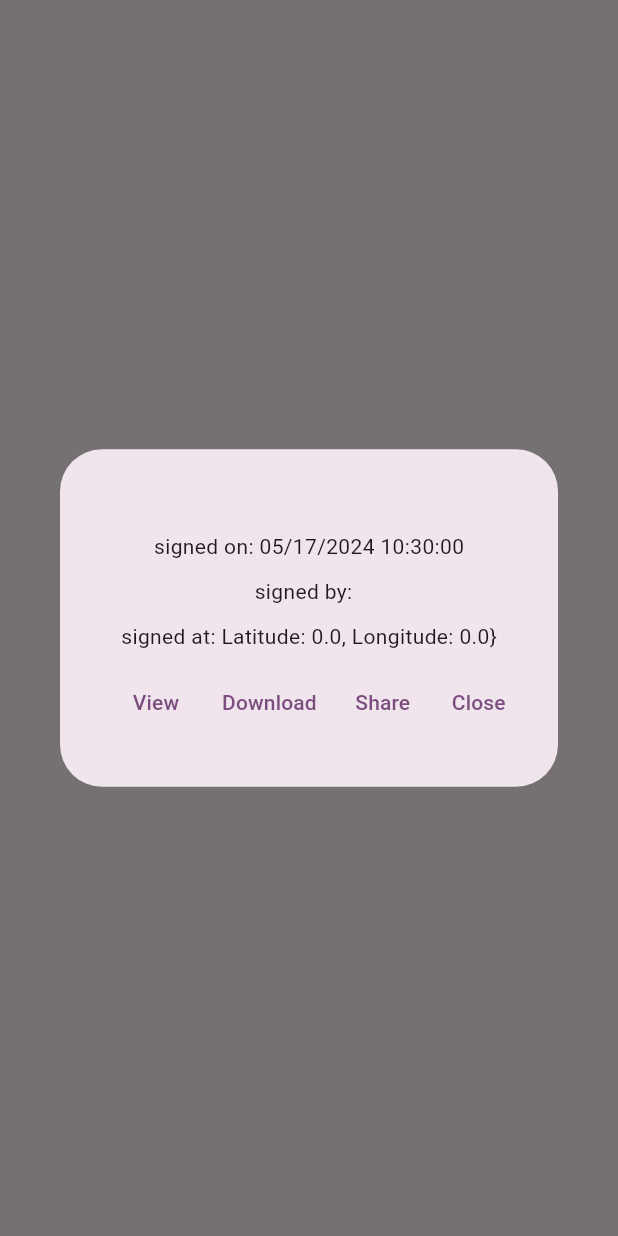
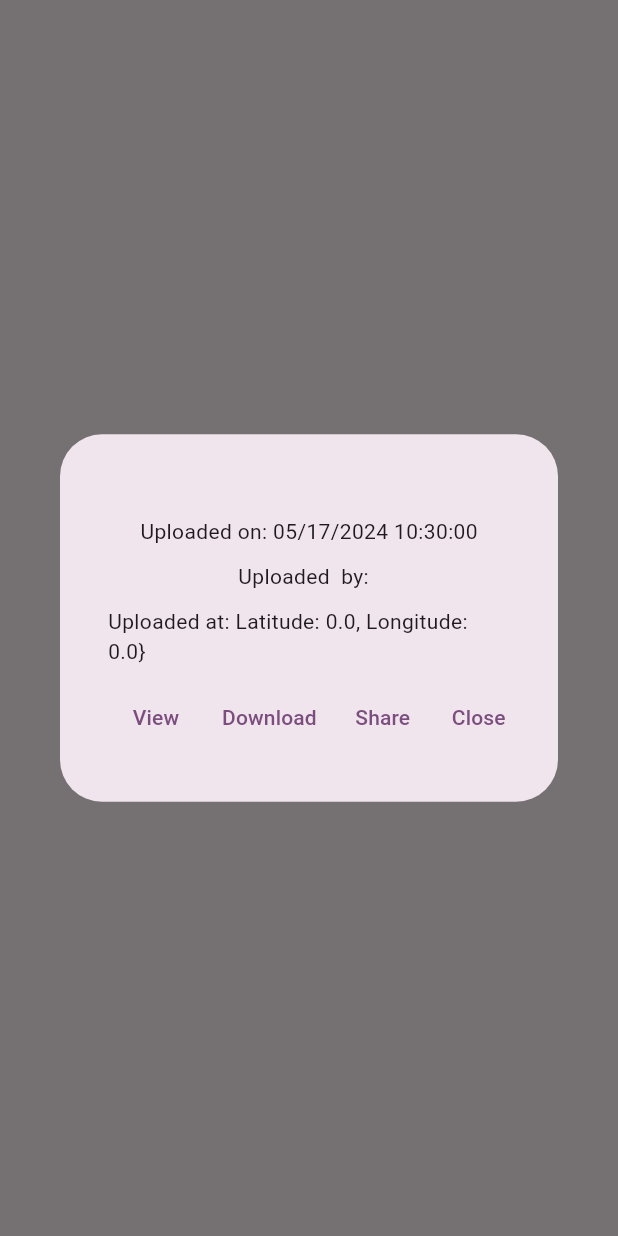
Before and after one commit to vishruth1997/Real-E-sign, a Flutter app: what showDetails() shows on an empty page, opened directly with empty values, on a phone screen of 412 x 824 dp. Run offline on Flutter 3.47's test engine with Material 3 defaults, Android fonts, the phone set to English and light mode, and no system bars; our stand-ins replace cloud_firestore, file_picker, firebase_auth, firebase_core, firebase_storage, geocoding and 2 more; missing offline and left inert: dart:html, syncfusion_flutter_pdf, syncfusion_flutter_pdfviewer, syncfusion_flutter_signaturepad; accounts and stored records are empty.

Commit message:
sharing and signed fixes
didn't merge on last pull request for whatever reason

```diff
--- a/real_e_sign/lib/pages/SelectDoc.dart
+++ b/real_e_sign/lib/pages/SelectDoc.dart
@@ -36,6 +36,7 @@ class DocumentSelectorState extends State<DocumentSelector> {
   late LocationPermission permission;
   String _currentAddress = "";
   bool selected = false;
+  bool signed = false;
   Future<Position> _getCurrentLocation() async {
     service_permission = await Geolocator.isLocationServiceEnabled();
     if (!service_permission) {
@@ -105,7 +106,7 @@ class DocumentSelectorState extends State<DocumentSelector> {
   void pdfCallback(Uint8List pdf) {
     setState(() {
       documentbytes = pdf;
-      errorstatus = 'debug: pdf saved';
+      signed = true;
     });
   }
 
@@ -150,7 +151,8 @@ class DocumentSelectorState extends State<DocumentSelector> {
         storage_path: fileRef.fullPath,
         uploaded_at: DateTime.now().toUtc(),
         latitude: _currentLocation!.latitude,
-        longitude: _currentLocation!.longitude);
+        longitude: _currentLocation!.longitude,
+        signStatus: signed);
     createFile(sfile);
     setState(() {
       PDF_Upload_success = '${document!.name} uploaded successfuly!';
--- a/real_e_sign/lib/pages/popups/show_details.dart
+++ b/real_e_sign/lib/pages/popups/show_details.dart
@@ -10,6 +10,10 @@ import 'dart:html' as html;
 
 void showDetails(signed_file sfile, DocumentReference fileref, var user,
     BuildContext context, var uid) {
+      String isUplOrSig = "Uploaded";
+      if(sfile.signStatus == true){
+          isUplOrSig = "Signed";
+      }
   showDialog(
       context: context,
       builder: (context) {
@@ -23,13 +27,13 @@ void showDetails(signed_file sfile, DocumentReference fileref, var user,
                 children: <Widget>[
                   Text("${sfile.file_name}"),
                   const SizedBox(height: 10),
-                  Text("signed on: ${DateFormat('MM/dd/yyyy hh:mm:ss').format(sfile.uploaded_at.toLocal())}"),
+                  Text("$isUplOrSig on: ${DateFormat('MM/dd/yyyy hh:mm:ss').format(sfile.uploaded_at.toLocal())}"),
                   const SizedBox(height: 10),
                   Text(
-                      "signed by: ${user.get('first_name')} ${user.get('last_name')}"),
+                      "$isUplOrSig  by: ${user.get('first_name')} ${user.get('last_name')}"),
                   const SizedBox(height: 10),
                   Text(
-                      "signed at: Latitude: ${sfile.latitude}, Longitude: ${sfile.longitude}}"),
+                      "$isUplOrSig at: Latitude: ${sfile.latitude}, Longitude: ${sfile.longitude}}"),
                   const SizedBox(height: 10),
                   Row(
                     mainAxisAlignment: MainAxisAlignment.center,
--- a/real_e_sign/lib/widgets/StorageFunctions.dart
+++ b/real_e_sign/lib/widgets/StorageFunctions.dart
@@ -71,11 +71,12 @@ class signed_file {
   final DateTime uploaded_at;
   final double? latitude;
   final double? longitude;
+  final bool signStatus;
   signed_file(
       {this.file_name,
       this.storage_path,
       required this.creator_uid,
-      required this.uploaded_at, this.latitude, this.longitude});
+      required this.uploaded_at, this.latitude, this.longitude, required this.signStatus});
 
   factory signed_file.fromDocSnapshot(Map<String, dynamic> doc) => signed_file(
         file_name: doc['file_name'] as String,
@@ -84,6 +85,7 @@ class signed_file {
         uploaded_at: doc['uploaded_at'].toDate().toLocal(),
         latitude: doc['latitude'] as double,
         longitude: doc['longitude'] as double,
+        signStatus: doc['signStatus'] as bool,
       );
   Map<String, dynamic> toJson() => {
         "file_name": file_name,
@@ -92,5 +94,6 @@ class signed_file {
         "uploaded_at": uploaded_at,
         "latitude": latitude,
         "longitude": longitude,
+        "signStatus": signStatus
       };
 }
```
Also changed, not shown: real_e_sign/lib/pages/PDFViewer.dart (+13 -6 lines), real_e_sign/lib/pages/popups/share_doc.dart (+31 -10 lines).
